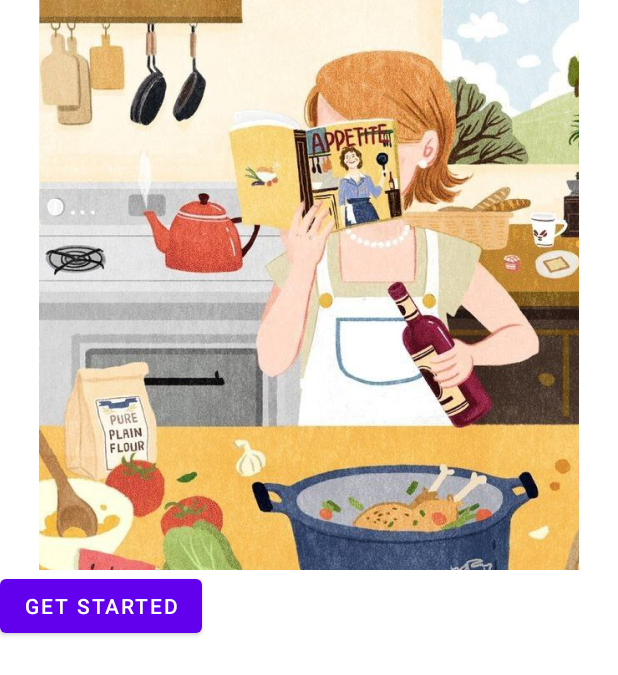
After one commit to Muhammad-Rizky-Ramadhan/uasrecipe, an Android app: the layout activity_splash.xml on its own in the app's theme, with its tools: preview values and no code run, on a phone screen of 412 x 824 dp. The commit adds this screen. Shown: the top 675 px of the screen. Run offline under Robolectric (Android 15) with nearby library versions, the phone set to English and light mode, and no system bars.

Commit message:
modifyy again

```diff
--- a/app/src/main/AndroidManifest.xml
+++ b/app/src/main/AndroidManifest.xml
@@ -16,13 +16,16 @@
         android:theme="@style/Theme.Myrecipe1"
         tools:targetApi="31">
         <activity
+            android:name=".LoginActivity"
+            android:exported="false" />
+        <activity
             android:name=".DetailActivity"
             android:exported="false" />
         <activity
             android:name=".RegisterActivity"
             android:exported="false" />
         <activity
-            android:name=".LoginActivity"
+            android:name=".SplashActivity"
             android:exported="true"
             android:label="@string/app_name">
             <intent-filter>
--- a/app/src/main/java/com/example/myrecipe1/ui/profile/ProfileFragment.java
+++ b/app/src/main/java/com/example/myrecipe1/ui/profile/ProfileFragment.java
@@ -23,6 +23,7 @@ import androidx.fragment.app.Fragment;
 import com.example.myrecipe1.LoginActivity;
 import com.example.myrecipe1.R;
 import com.example.myrecipe1.SessionManager;
+import com.example.myrecipe1.SplashActivity;
 
 import java.io.IOException;
 import java.util.HashMap;
@@ -76,7 +77,7 @@ public class ProfileFragment extends Fragment {
             @Override
             public void onClick(View v) {
                 sessionManager.logoutSession();
-                Intent intent = new Intent(getActivity(), LoginActivity.class);
+                Intent intent = new Intent(getActivity(), SplashActivity.class);
                 intent.addFlags(Intent.FLAG_ACTIVITY_CLEAR_TOP | Intent.FLAG_ACTIVITY_NEW_TASK);
                 startActivity(intent);
                 getActivity().finish();
--- a/app/src/main/res/layout/activity_detail.xml
+++ b/app/src/main/res/layout/activity_detail.xml
@@ -74,8 +74,9 @@
             android:textSize="16sp"
             android:textColor="@android:color/black"
             android:fontFamily="@font/poppins"
-            android:background="@drawable/bgdetail"
             android:padding="10dp"/>
+<!--            android:background="@drawable/bgdetail"-->
+
 
     </LinearLayout>
 </ScrollView>
--- /dev/null
+++ b/app/src/main/res/layout/activity_splash.xml
@@ -0,0 +1,23 @@
+<?xml version="1.0" encoding="utf-8"?>
+<LinearLayout xmlns:android="http://schemas.android.com/apk/res/android"
+    xmlns:app="http://schemas.android.com/apk/res-auto"
+    xmlns:tools="http://schemas.android.com/tools"
+    android:layout_width="match_parent"
+    android:layout_height="match_parent"
+    tools:context=".SplashActivity"
+    android:orientation="vertical">
+
+
+    <ImageView
+        android:layout_width="match_parent"
+        android:layout_height="wrap_content"
+        app:srcCompat="@drawable/photo_6244690906183744172_y_1" />
+
+    <Button
+        android:id="@+id/btnStart"
+        android:layout_width="wrap_content"
+        android:layout_height="wrap_content"
+        android:text="get started"></Button>
+
+
+</LinearLayout>
```
Also changed, not shown: app/src/main/java/com/example/myrecipe1/DetailActivity.java (+5 -5 lines), app/src/main/java/com/example/myrecipe1/SplashActivity.java (added, +45 -0 lines), app/src/main/java/com/example/myrecipe1/ui/home/HomeFragment.java (+19 -11 lines), app/src/main/res/drawable-hdpi/photo_6244690906183744172_y_1.png (added), app/src/main/res/drawable-xhdpi/photo_6244690906183744172_y_1.png (added), 2 other files.
